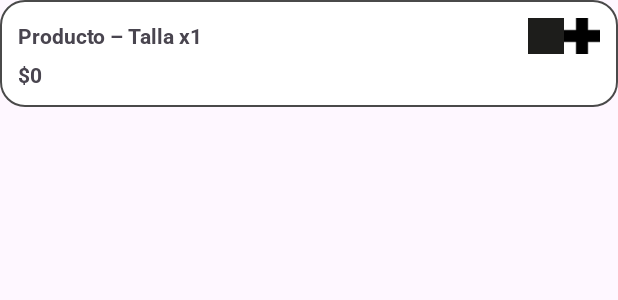
After one commit to andresfsanchez74/Gujaturas, an Android app: the layout item_venta_row.xml on its own in the app's theme, with its tools: preview values and no code run, on a phone screen of 412 x 824 dp. The commit adds this screen. Shown: the top 300 px of the screen. Run offline under Robolectric (Android 15) with nearby library versions, the phone set to English and light mode, and no system bars.

Commit message:
falta lo de que cada producto agregado se añade nueva fila

```diff
--- /dev/null
+++ b/app/src/main/res/layout/item_venta_row.xml
@@ -0,0 +1,88 @@
+<?xml version="1.0" encoding="utf-8"?>
+<LinearLayout
+    xmlns:android="http://schemas.android.com/apk/res/android"
+    android:layout_width="match_parent"
+    android:layout_height="wrap_content"
+    android:orientation="vertical"
+    android:background="@drawable/bg_section_white_rounded"
+    android:padding="12dp"
+    android:layout_marginBottom="12dp">
+
+    <!-- Fila horizontal: descripción + botones -->
+    <LinearLayout
+        android:layout_width="match_parent"
+        android:layout_height="wrap_content"
+        android:orientation="horizontal"
+        android:gravity="center_vertical">
+
+        <TextView
+            android:id="@+id/tvDescripcion"
+            android:layout_width="0dp"
+            android:layout_weight="1"
+            android:layout_height="wrap_content"
+            android:text="Producto – Talla x1"
+            android:fontFamily="@font/roboto_bold"/>
+
+        <ImageButton
+            android:id="@+id/btnRestar"
+            android:layout_width="24dp"
+            android:layout_height="24dp"
+            android:src="@drawable/icono_restar"
+            android:background="?attr/selectableItemBackgroundBorderless"/>
+
+        <ImageButton
+            android:id="@+id/btnSumar"
+            android:layout_width="24dp"
+            android:layout_height="24dp"
+            android:src="@drawable/icono_agregar"
+            android:background="?attr/selectableItemBackgroundBorderless"/>
+    </LinearLayout>
+
+    <!-- Precio de línea -->
+    <TextView
+        android:id="@+id/tvPrecioLinea"
+        android:layout_width="match_parent"
+        android:layout_height="wrap_content"
+        android:text="$0"
+        android:fontFamily="@font/roboto_bold"
+        android:layout_marginTop="4dp"/>
+
+    <!-- Sección de Descuento -->
+    <LinearLayout
+        android:layout_width="match_parent"
+        android:layout_height="wrap_content"
+        android:orientation="vertical"
+        android:visibility="gone"
+        android:layout_marginTop="8dp">
+
+        <LinearLayout
+            android:layout_width="match_parent"
+            android:layout_height="wrap_content"
+            android:orientation="horizontal"
+            android:gravity="center_vertical">
+
+            <EditText
+                android:id="@+id/etDescuentoRow"
+                android:layout_width="0dp"
+                android:layout_weight="1"
+                android:layout_height="wrap_content"
+                android:hint="% Descuento"
+                android:inputType="numberDecimal"/>
+
+            <ImageButton
+                android:id="@+id/btnCerrarDescuento"
+                android:layout_width="32dp"
+                android:layout_height="32dp"
+                android:src="@drawable/icono_cerrar"
+                android:background="?attr/selectableItemBackgroundBorderless"/>
+        </LinearLayout>
+
+        <EditText
+            android:id="@+id/etPrecioNuevoRow"
+            android:layout_width="match_parent"
+            android:layout_height="wrap_content"
+            android:hint="Precio Nuevo"
+            android:inputType="numberDecimal"
+            android:layout_marginTop="4dp"/>
+    </LinearLayout>
+</LinearLayout>
```
Also changed, not shown: app/src/main/java/com/example/gujaturas/AgregarVenta.kt (+91 -62 lines), app/src/main/res/layout/activity_agregar_venta.xml (+5 -2 lines).
